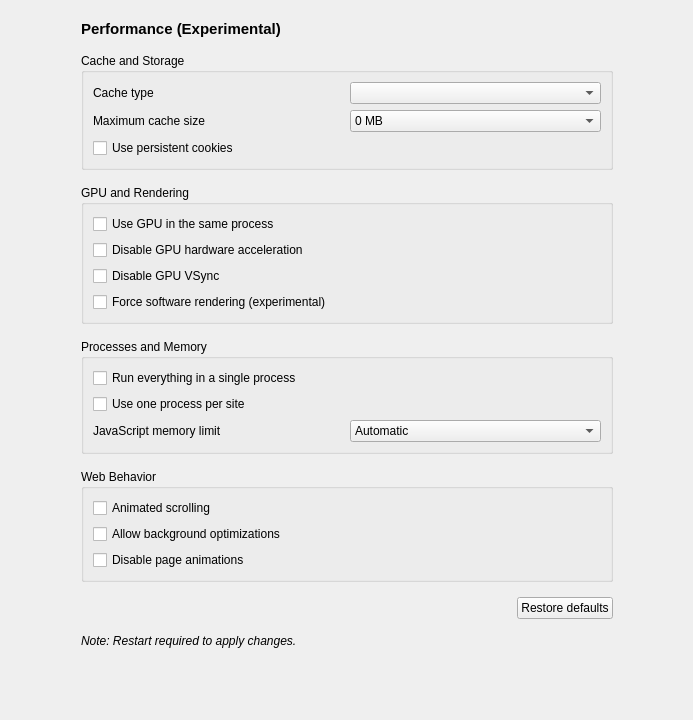
First picture: the form in zapzap/ui/ui_page_performance.ui, repository rafatosta/zapzap, before the edit.
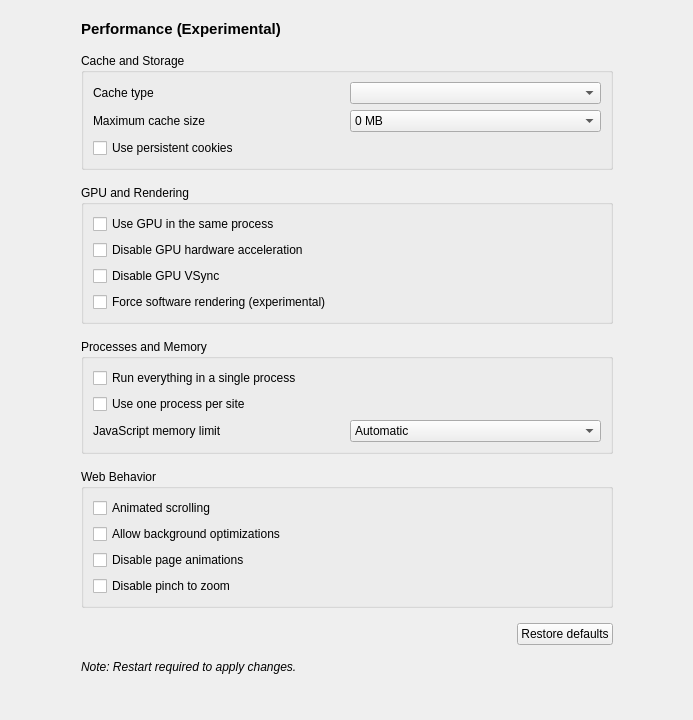
Second picture: the form after the edit.

Commit message:
Add option to disable pinch to zoom in settings
Agent-Logs-Url: https://github.com/rafatosta/zapzap/sessions/a9b05c7d-30bf-4272-aa6d-63b5c412880c

Diff of the .ui file:
```diff
--- a/zapzap/ui/ui_page_performance.ui
+++ b/zapzap/ui/ui_page_performance.ui
@@ -235,6 +235,13 @@
              </property>
             </widget>
            </item>
+           <item>
+            <widget class="QCheckBox" name="disable_pinch">
+             <property name="text">
+              <string>Disable pinch to zoom</string>
+             </property>
+            </widget>
+           </item>
           </layout>
          </widget>
         </item>
```
The commit also changes 3 other files.
